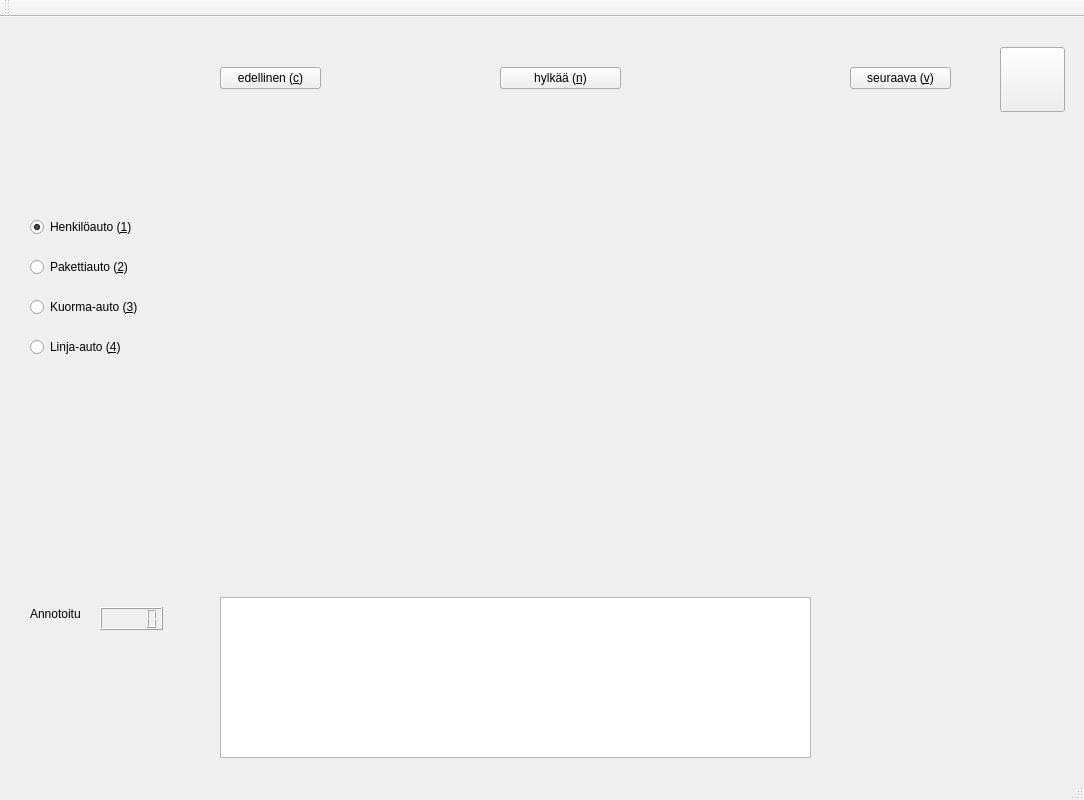
This is mainwindow.ui in TeMaVa/Annotator as Qt 5 draws it before an edit. The edited form follows.
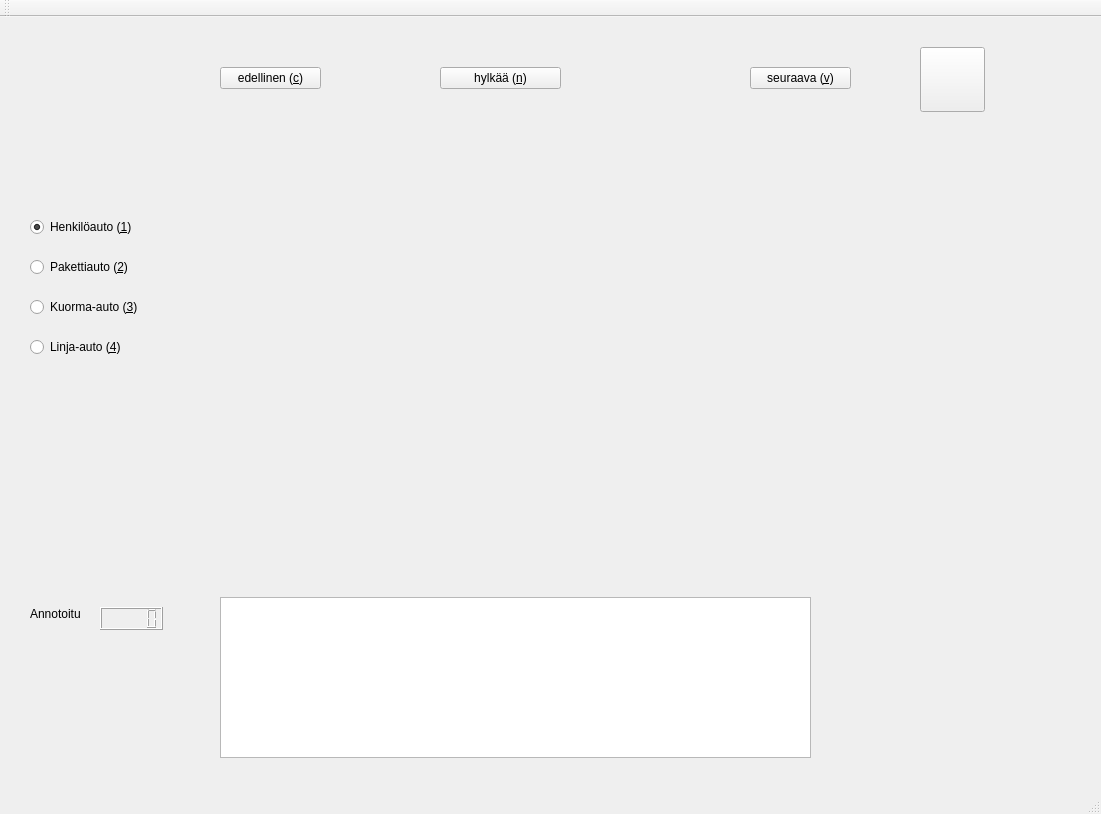
This is the edited form. Icons and pictures are not drawn.

Patch:
```diff
--- a/mainwindow.ui
+++ b/mainwindow.ui
@@ -6,8 +6,8 @@
    <rect>
     <x>0</x>
     <y>0</y>
-    <width>1084</width>
-    <height>800</height>
+    <width>1101</width>
+    <height>814</height>
    </rect>
   </property>
   <property name="windowTitle">
@@ -38,7 +38,7 @@
    <widget class="QPushButton" name="seuraavaBtn">
     <property name="geometry">
      <rect>
-      <x>850</x>
+      <x>750</x>
       <y>50</y>
       <width>101</width>
       <height>22</height>
@@ -100,7 +100,7 @@
    <widget class="QPushButton" name="nnforgeBtn">
     <property name="geometry">
      <rect>
-      <x>1000</x>
+      <x>920</x>
       <y>30</y>
       <width>65</width>
       <height>65</height>
@@ -170,8 +170,8 @@
      <rect>
       <x>220</x>
       <y>100</y>
-      <width>731</width>
-      <height>441</height>
+      <width>631</width>
+      <height>391</height>
      </rect>
     </property>
     <property name="text">
@@ -194,7 +194,7 @@
    <widget class="QPushButton" name="ignoreBtn">
     <property name="geometry">
      <rect>
-      <x>500</x>
+      <x>440</x>
       <y>50</y>
       <width>121</width>
       <height>22</height>
```
Left out of the diff: 2 changed lines with no effect on the pictures.
